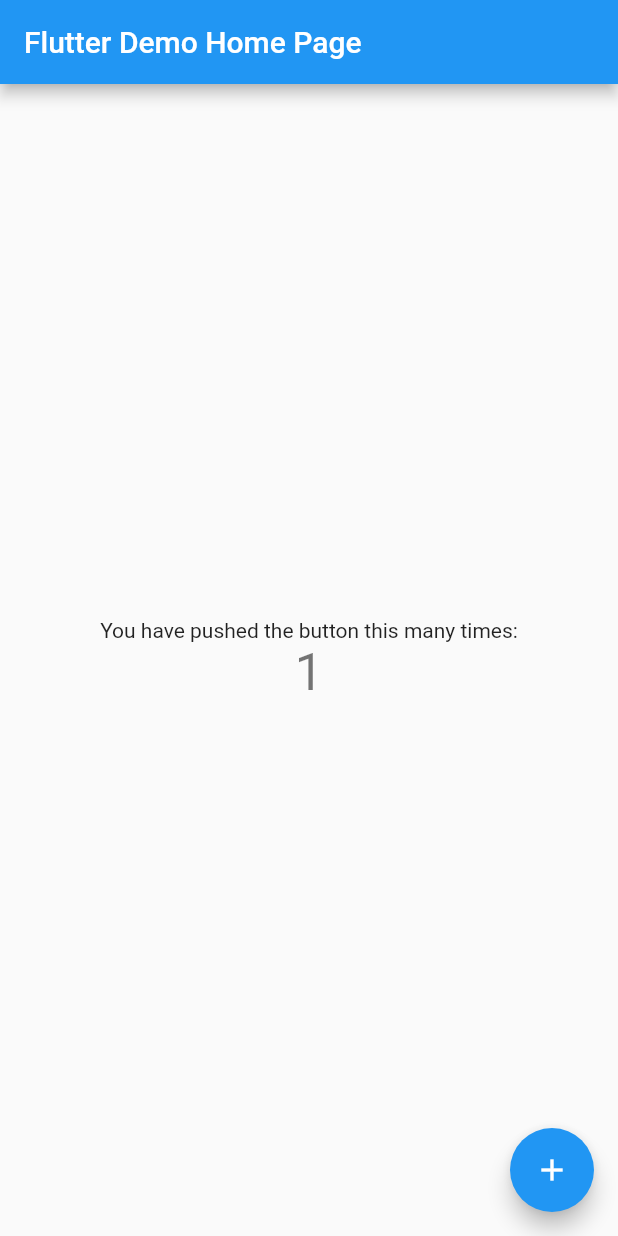
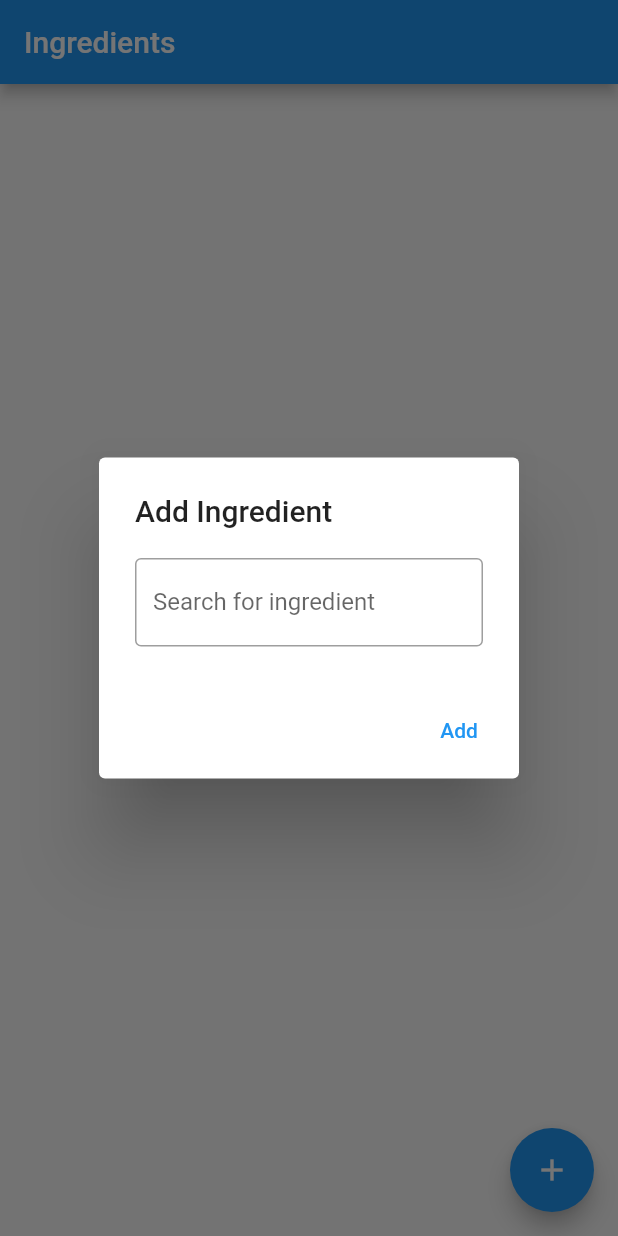
Before and after one commit to lockieRichter/mealio, a Flutter app: the screen it shows after launch, after a tap on the "add" icon, on a phone screen of 412 x 824 dp. Run offline on Flutter 3.47's test engine with Material 2 defaults, Android fonts, the phone set to English and light mode, and no system bars; our stand-ins replace flutter_riverpod, riverpod_annotation; generated files the repository leaves out were written again.

Commit message:
Add basic ingredients page
Adds the first basic ingredients page that allows a user to add an
ingredient to their list.

```diff
--- a/lib/main.dart
+++ b/lib/main.dart
@@ -1,4 +1,7 @@
 import 'package:flutter/material.dart';
+import 'package:flutter_riverpod/flutter_riverpod.dart';
+import 'package:mealio/models/ingredient.dart';
+import 'package:mealio/providers/ingredients.dart';
 
 void main() {
   runApp(const MyApp());
@@ -7,109 +10,99 @@ void main() {
 class MyApp extends StatelessWidget {
   const MyApp({super.key});
 
-  // This widget is the root of your application.
   @override
   Widget build(BuildContext context) {
     return MaterialApp(
-      title: 'Flutter Demo',
+      title: 'Mealio',
       theme: ThemeData(
-        // This is the theme of your application.
-        //
-        // Try running your application with "flutter run". You'll see the
-        // application has a blue toolbar. Then, without quitting the app, try
-        // changing the primarySwatch below to Colors.green and then invoke
-        // "hot reload" (press "r" in the console where you ran "flutter run",
-        // or simply save your changes to "hot reload" in a Flutter IDE).
-        // Notice that the counter didn't reset back to zero; the application
-        // is not restarted.
         primarySwatch: Colors.blue,
       ),
-      home: const MyHomePage(title: 'Flutter Demo Home Page'),
+      home: const ProviderScope(
+        child: MyHomePage(title: 'Ingredients'),
+      ),
     );
   }
 }
 
-class MyHomePage extends StatefulWidget {
+class MyHomePage extends ConsumerStatefulWidget {
   const MyHomePage({super.key, required this.title});
-
-  // This widget is the home page of your application. It is stateful, meaning
-  // that it has a State object (defined below) that contains fields that affect
-  // how it looks.
-
-  // This class is the configuration for the state. It holds the values (in this
-  // case the title) provided by the parent (in this case the App widget) and
-  // used by the build method of the State. Fields in a Widget subclass are
-  // always marked "final".
-
   final String title;
 
   @override
-  State<MyHomePage> createState() => _MyHomePageState();
+  createState() => MyHomePageState();
 }
 
-class _MyHomePageState extends State<MyHomePage> {
-  int _counter = 0;
+class MyHomePageState extends ConsumerState<MyHomePage> {
+  final TextEditingController _controller = TextEditingController();
 
-  void _incrementCounter() {
-    setState(() {
-      // This call to setState tells the Flutter framework that something has
-      // changed in this State, which causes it to rerun the build method below
-      // so that the display can reflect the updated values. If we changed
-      // _counter without calling setState(), then the build method would not be
-      // called again, and so nothing would appear to happen.
-      _counter++;
-    });
+  @override
+  void initState() {
+    super.initState();
+  }
+
+  @override
+  void dispose() {
+    _controller.dispose();
+    super.dispose();
   }
 
   @override
   Widget build(BuildContext context) {
-    // This method is rerun every time setState is called, for instance as done
-    // by the _incrementCounter method above.
-    //
-    // The Flutter framework has been optimized to make rerunning build methods
-    // fast, so that you can just rebuild anything that needs updating rather
-    // than having to individually change instances of widgets.
+    final ingredients = ref.watch(ingredientsProvider);
     return Scaffold(
       appBar: AppBar(
-        // Here we take the value from the MyHomePage object that was created by
-        // the App.build method, and use it to set our appbar title.
         title: Text(widget.title),
       ),
-      body: Center(
-        // Center is a layout widget. It takes a single child and positions it
-        // in the middle of the parent.
-        child: Column(
-          // Column is also a layout widget. It takes a list of children and
-          // arranges them vertically. By default, it sizes itself to fit its
-          // children horizontally, and tries to be as tall as its parent.
-          //
-          // Invoke "debug painting" (press "p" in the console, choose the
-          // "Toggle Debug Paint" action from the Flutter Inspector in Android
-          // Studio, or the "Toggle Debug Paint" command in Visual Studio Code)
-          // to see the wireframe for each widget.
-          //
-          // Column has various properties to control how it sizes itself and
-          // how it positions its children. Here we use mainAxisAlignment to
-          // center the children vertically; the main axis here is the vertical
-          // axis because Columns are vertical (the cross axis would be
-          // horizontal).
-          mainAxisAlignment: MainAxisAlignment.center,
-          children: <Widget>[
-            const Text(
-              'You have pushed the button this many times:',
+      body: ListView(
+        children: [
+          for (final ingredient in ingredients)
+            ListTile(
+              key: ValueKey(ingredient.name),
+              title: Text(ingredient.name),
+            )
+        ],
+      ),
+      floatingActionButton: FloatingActionButton(
+        onPressed: () {
+          _showAddIngredientDialog();
+        },
+        tooltip: 'Add ingredients',
+        child: const Icon(Icons.add),
+      ),
+    );
+  }
+
+  Future<void> _showAddIngredientDialog() async {
+    return showDialog<void>(
+      context: context,
+      builder: (BuildContext context) {
+        return AlertDialog(
+          title: const Text(
+            'Add Ingredient',
+            key: ValueKey('add_ingredient_dialog_title'),
+          ),
+          content: TextField(
+            key: const ValueKey('add_ingredient_text_field'),
+            controller: _controller,
+            decoration: const InputDecoration(
+              border: OutlineInputBorder(),
+              labelText: 'Search for ingredient',
             ),
-            Text(
-              '$_counter',
-              style: Theme.of(context).textTheme.headline4,
+          ),
+          actions: <Widget>[
+            TextButton(
+              key: const ValueKey('add_ingredient_button'),
+              child: const Text('Add'),
+              onPressed: () {
+                ref.read(ingredientsProvider.notifier).addIngredient(
+                      Ingredient(_controller.text),
+                    );
+                Navigator.of(context).pop();
+              },
             ),
           ],
-        ),
-      ),
-      floatingActionButton: FloatingActionButton(
-        onPressed: _incrementCounter,
-        tooltip: 'Increment',
-        child: const Icon(Icons.add),
-      ), // This trailing comma makes auto-formatting nicer for build methods.
+        );
+      },
     );
   }
 }
--- /dev/null
+++ b/lib/models/ingredient.dart
@@ -0,0 +1,5 @@
+class Ingredient {
+  final String name;
+
+  Ingredient(this.name);
+}
--- /dev/null
+++ b/lib/providers/ingredients.dart
@@ -0,0 +1,15 @@
+import 'package:mealio/models/ingredient.dart';
+import 'package:riverpod_annotation/riverpod_annotation.dart';
+
+part 'ingredients.g.dart';
+
+@riverpod
+class Ingredients extends _$Ingredients {
+  @override
+  List<Ingredient> build() => [];
+
+  void addIngredient(Ingredient ingredient) => state = [
+        ...state,
+        ingredient,
+      ];
+}
```
Also changed, not shown: pubspec.yaml (+7 -72 lines), lib/providers/ingredients.g.dart (added), pubspec.lock, 5 other files.
